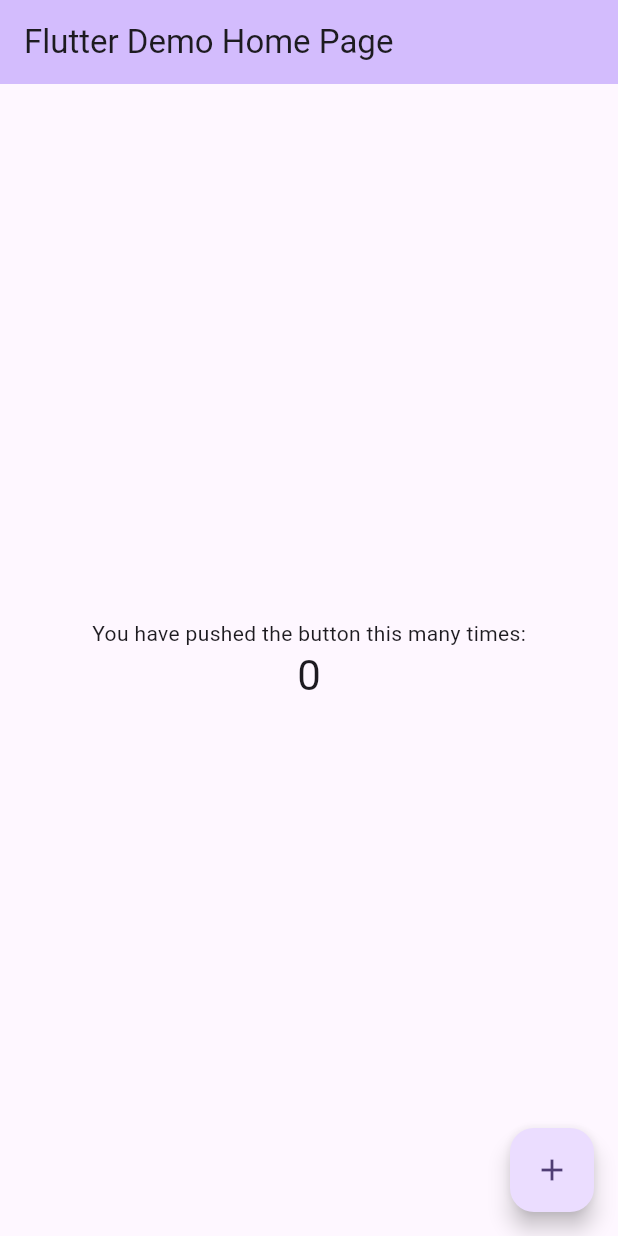
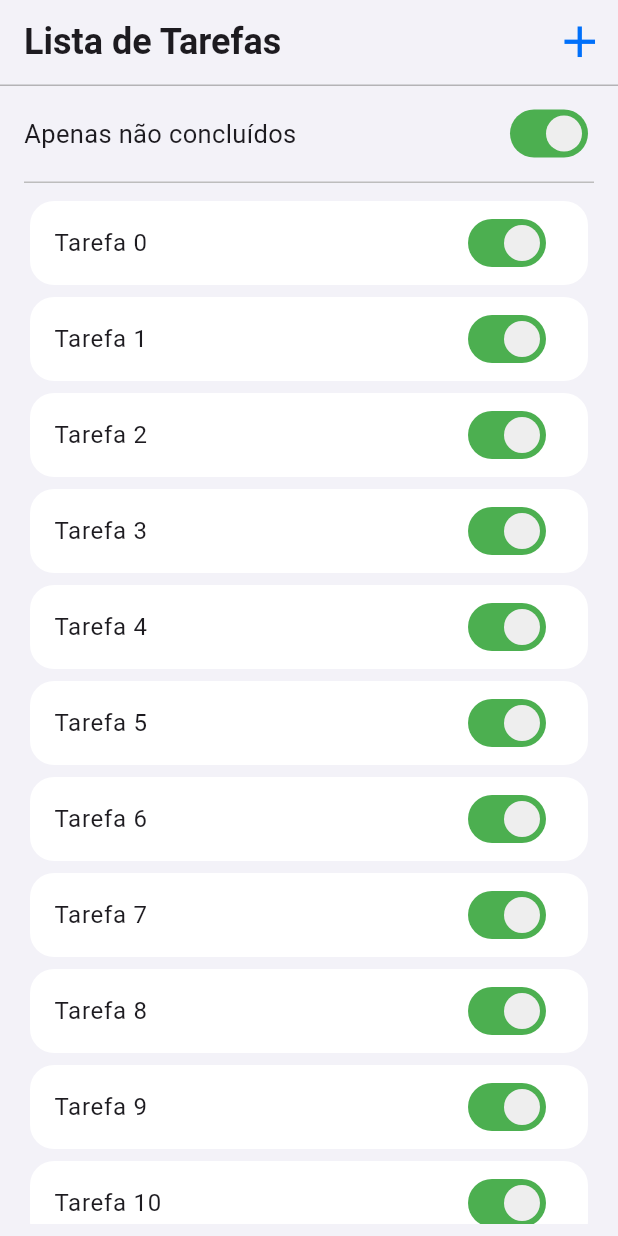
Before and after one commit to LinikerThiers/lista_de_tarefas_gerenciamento_de_estado, a Flutter app: the screen it shows after launch, on a phone screen of 412 x 824 dp. Run offline on Flutter 3.47's test engine with Material 3 defaults, Android fonts, the phone set to English and light mode, and no system bars; our stand-ins replace google_fonts.

Commit message:
criando a tela de lista de tarefas

```diff
--- a/lib/main.dart
+++ b/lib/main.dart
@@ -1,125 +1,6 @@
 import 'package:flutter/material.dart';
+import 'package:listadetarefasestado_app/my_app.dart';
 
 void main() {
   runApp(const MyApp());
 }
-
-class MyApp extends StatelessWidget {
-  const MyApp({super.key});
-
-  // This widget is the root of your application.
-  @override
-  Widget build(BuildContext context) {
-    return MaterialApp(
-      title: 'Flutter Demo',
-      theme: ThemeData(
-        // This is the theme of your application.
-        //
-        // TRY THIS: Try running your application with "flutter run". You'll see
-        // the application has a purple toolbar. Then, without quitting the app,
-        // try changing the seedColor in the colorScheme below to Colors.green
-        // and then invoke "hot reload" (save your changes or press the "hot
-        // reload" button in a Flutter-supported IDE, or press "r" if you used
-        // the command line to start the app).
-        //
-        // Notice that the counter didn't reset back to zero; the application
-        // state is not lost during the reload. To reset the state, use hot
-        // restart instead.
-        //
-        // This works for code too, not just values: Most code changes can be
-        // tested with just a hot reload.
-        colorScheme: ColorScheme.fromSeed(seedColor: Colors.deepPurple),
-        useMaterial3: true,
-      ),
-      home: const MyHomePage(title: 'Flutter Demo Home Page'),
-    );
-  }
-}
-
-class MyHomePage extends StatefulWidget {
-  const MyHomePage({super.key, required this.title});
-
-  // This widget is the home page of your application. It is stateful, meaning
-  // that it has a State object (defined below) that contains fields that affect
-  // how it looks.
-
-  // This class is the configuration for the state. It holds the values (in this
-  // case the title) provided by the parent (in this case the App widget) and
-  // used by the build method of the State. Fields in a Widget subclass are
-  // always marked "final".
-
-  final String title;
-
-  @override
-  State<MyHomePage> createState() => _MyHomePageState();
-}
-
-class _MyHomePageState extends State<MyHomePage> {
-  int _counter = 0;
-
-  void _incrementCounter() {
-    setState(() {
-      // This call to setState tells the Flutter framework that something has
-      // changed in this State, which causes it to rerun the build method below
-      // so that the display can reflect the updated values. If we changed
-      // _counter without calling setState(), then the build method would not be
-      // called again, and so nothing would appear to happen.
-      _counter++;
-    });
-  }
-
-  @override
-  Widget build(BuildContext context) {
-    // This method is rerun every time setState is called, for instance as done
-    // by the _incrementCounter method above.
-    //
-    // The Flutter framework has been optimized to make rerunning build methods
-    // fast, so that you can just rebuild anything that needs updating rather
-    // than having to individually change instances of widgets.
-    return Scaffold(
-      appBar: AppBar(
-        // TRY THIS: Try changing the color here to a specific color (to
-        // Colors.amber, perhaps?) and trigger a hot reload to see the AppBar
-        // change color while the other colors stay the same.
-        backgroundColor: Theme.of(context).colorScheme.inversePrimary,
-        // Here we take the value from the MyHomePage object that was created by
-        // the App.build method, and use it to set our appbar title.
-        title: Text(widget.title),
-      ),
-      body: Center(
-        // Center is a layout widget. It takes a single child and positions it
-        // in the middle of the parent.
-        child: Column(
-          // Column is also a layout widget. It takes a list of children and
-          // arranges them vertically. By default, it sizes itself to fit its
-          // children horizontally, and tries to be as tall as its parent.
-          //
-          // Column has various properties to control how it sizes itself and
-          // how it positions its children. Here we use mainAxisAlignment to
-          // center the children vertically; the main axis here is the vertical
-          // axis because Columns are vertical (the cross axis would be
-          // horizontal).
-          //
-          // TRY THIS: Invoke "debug painting" (choose the "Toggle Debug Paint"
-          // action in the IDE, or press "p" in the console), to see the
-          // wireframe for each widget.
-          mainAxisAlignment: MainAxisAlignment.center,
-          children: <Widget>[
-            const Text(
-              'You have pushed the button this many times:',
-            ),
-            Text(
-              '$_counter',
-              style: Theme.of(context).textTheme.headlineMedium,
-            ),
-          ],
-        ),
-      ),
-      floatingActionButton: FloatingActionButton(
-        onPressed: _incrementCounter,
-        tooltip: 'Increment',
-        child: const Icon(Icons.add),
-      ), // This trailing comma makes auto-formatting nicer for build methods.
-    );
-  }
-}
--- /dev/null
+++ b/lib/my_app.dart
@@ -0,0 +1,21 @@
+import 'package:flutter/material.dart';
+import 'package:google_fonts/google_fonts.dart';
+import 'package:listadetarefasestado_app/pages/tarefas_page.dart';
+
+class MyApp extends StatelessWidget {
+  const MyApp({super.key});
+
+  @override
+  Widget build(BuildContext context) {
+    return MaterialApp(
+      title: 'Flutter Demo',
+      debugShowCheckedModeBanner: false,
+      theme: ThemeData(
+        colorScheme: ColorScheme.fromSeed(seedColor: Colors.deepPurple),
+        useMaterial3: true,
+        textTheme: GoogleFonts.robotoTextTheme(),
+      ),
+      home: TarefasPage(),
+    );
+  }
+}
--- /dev/null
+++ b/lib/pages/tarefas_page.dart
@@ -0,0 +1,98 @@
+import 'package:flutter/material.dart';
+
+class TarefasPage extends StatelessWidget {
+  const TarefasPage({super.key});
+
+  @override
+  Widget build(BuildContext context) {
+    return Scaffold(
+      backgroundColor: Color(0xFFF3F2F8),
+      appBar: AppBar(
+        title: Text(
+          "Lista de Tarefas",
+          style: TextStyle(
+            fontWeight: FontWeight.bold,
+            fontSize: 24,
+          ),
+        ),
+        backgroundColor: Color(0xFFF3F2F8),
+        bottom: PreferredSize(
+            preferredSize: Size.fromHeight(1),
+            child: Container(
+              color: Colors.grey.shade600,
+              height: 0.5,
+            )),
+        actions: [
+          IconButton(
+            onPressed: () {},
+            icon: Icon(Icons.add),
+            color: Color(0xFF0070FA),
+            iconSize: 35,
+          )
+        ],
+      ),
+      body: Container(
+        margin: EdgeInsets.symmetric(horizontal: 16, vertical: 8),
+        child: Column(
+          children: [
+            Row(
+              mainAxisAlignment: MainAxisAlignment.spaceBetween,
+              children: [
+                Text(
+                  "Apenas não concluídos",
+                  style: TextStyle(fontSize: 17),
+                ),
+                Switch(
+                  value: true,
+                  onChanged: (bool value) {},
+                  activeColor: Colors.grey.shade200,
+                  activeTrackColor: Colors.green.shade500,
+                  inactiveThumbColor: Colors.white,
+                  inactiveTrackColor: Colors.grey.shade200,
+                )
+              ],
+            ),
+            SizedBox(height: 8),
+            SizedBox(
+              height: 1,
+              width: double.infinity,
+              child: ColoredBox(color: Colors.grey.shade400),
+            ),
+            SizedBox(height: 8),
+            Expanded(
+              child: ListView.builder(
+                itemCount: 11,
+                itemBuilder: (BuildContext context, int i) {
+                  return Dismissible(
+                    key: Key(i.toString()),
+                    onDismissed: (DismissDirection direction) {},
+                    child: Container(
+                      margin: EdgeInsets.symmetric(vertical: 4, horizontal: 4),
+                      decoration: BoxDecoration(
+                          color: Colors.white,
+                          borderRadius: BorderRadius.circular(16)),
+                      child: ListTile(
+                        title: Text(
+                          "Tarefa $i",
+                          style: TextStyle(fontSize: 16),
+                        ),
+                        trailing: Switch(
+                          value: true,
+                          onChanged: (bool value) {},
+                          activeColor: Colors.grey.shade200,
+                          activeTrackColor: Colors.green.shade500,
+                          inactiveThumbColor: Colors.grey.shade300,
+                          inactiveTrackColor: Colors.white,
+                        ),
+                      ),
+                    ),
+                  );
+                },
+              ),
+            ),
+          ],
+        ),
+      ),
+    );
+  }
+}
--- a/pubspec.yaml
+++ b/pubspec.yaml
@@ -34,6 +34,8 @@ dependencies:
   # The following adds the Cupertino Icons font to your application.
   # Use with the CupertinoIcons class for iOS style icons.
   cupertino_icons: ^1.0.8
+  google_fonts: ^6.2.1
+
 
 dev_dependencies:
   flutter_test:
```
Also changed, not shown: pubspec.lock, 2 other files.
